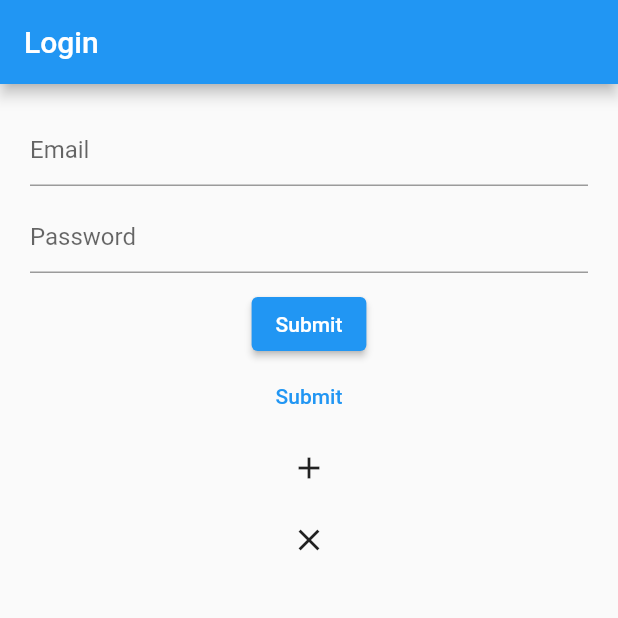
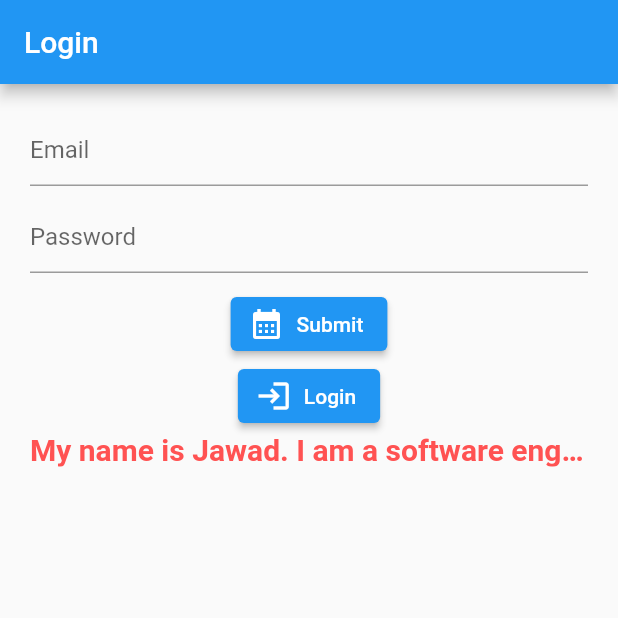
Before and after one commit to MuhammadJawad98/flutter-lessons, a Flutter app: the screen it shows after launch, after a tap on "Submit", on a phone screen of 412 x 824 dp, the top half of it. Run offline on Flutter 3.47's test engine with Material 2 defaults, Android fonts, the phone set to English and light mode, and no system bars.

Commit message:
custom widgets, if else conditions, functions, callbacks and private varibale, stateless and stateful widgets

```diff
--- a/lib/main.dart
+++ b/lib/main.dart
@@ -1,4 +1,6 @@
 import 'package:flutter/material.dart';
+import 'package:untitled6/widgets/custom_elevated_button.dart';
+import 'package:untitled6/widgets/custom_textfield.dart';
 
 void main() {
   runApp(const MyApp());
@@ -40,26 +42,88 @@ class MyFirstScreen extends StatelessWidget {
           padding: const EdgeInsets.all(20.0),
           child: Column(
             children: [
-               TextField(
-                  controller: emailController,
-                  decoration: InputDecoration(hintText: 'Email')),
+              CustomTextField(
+                controller: emailController,
+                hintText: 'Email',
+                onChanged: (val) {
+                  print('email: $val');
+                },
+              ),
               const SizedBox(height: 10),
-               TextField(
+              CustomTextField(
                   controller: passwordController,
-                  decoration: InputDecoration(hintText: 'Password')),
+                  hintText: 'Password',
+                  obsureText: true),
               const SizedBox(height: 10),
-              ElevatedButton(onPressed: () {
-                print('Email: ${emailController.text}');
-                print('Password: ${passwordController.text}');
-              }, child: const Text('Submit')),
-              TextButton(onPressed: (){}, child: Text('Submit')),
-              IconButton(onPressed: (){}, icon: Icon(Icons.add)),
-              CloseButton(),
-              //your task is to explore the scafold properties like appbar,
-              //body, bottomnavigation,floating button etc
-              // also you need to make a sign in and login screen
+              // Align(
+              //   alignment: Alignment.centerLeft,
+              //   child: ElevatedButton.icon(
+              //     onPressed: () {
+              //       print('Email: ${emailController.text}');
+              //       print('Password: ${passwordController.text}');
+              //     },
+              //     icon: Icon(Icons.home),
+              //     label: Text('Submit'),
+              //   ),
+              // ),
+              CustomElevatedButton(
+                  label: 'Submit',
+                  icon: const Icon(Icons.calendar_month),
+                  onTap: () {
+                    print('clicked.....');
+                  }),
+              CustomElevatedButton(
+                  label: 'Login',
+                  icon: const Icon(Icons.login),
+                  onTap: () {
+                    print('login.....');
+                  }),
+              const Text(
+                'My name is Jawad. I am a software engineer in Pakistan',
+                maxLines: 1,
+                overflow: TextOverflow.ellipsis,
+                style: TextStyle(fontSize: 20, fontWeight: FontWeight.bold,
+                color: Colors.redAccent),
+              ),
             ],
           ),
         ));
   }
 }
+
+class SecondScreen extends StatefulWidget {
+  const SecondScreen({Key? key}) : super(key: key);
+
+  @override
+  State<SecondScreen> createState() => _SecondScreenState();
+}
+
+class _SecondScreenState extends State<SecondScreen> {
+  int _counter = 0;
+
+  @override
+  Widget build(BuildContext context) {
+    print("i am here.........");
+    return Scaffold(
+      appBar: AppBar(),
+      body: Center(
+        child: Column(
+            mainAxisAlignment: MainAxisAlignment.center,
+            crossAxisAlignment: CrossAxisAlignment.center,
+            children: [
+              Text('sum = $_counter'),
+  _counter>=10  ? Text('I am greater or equal to 10')
+                  :
+  (_counter>=5 ? Text('greater than 5'):Text('Its less than 5')),
+              ElevatedButton(
+                  onPressed: () {
+                    setState(() {
+                      _counter++;
+                    });
+                  },
+                  child: const Text('Add'))
+            ]),
+      ),
+    );
+  }
+}
--- /dev/null
+++ b/lib/widgets/custom_elevated_button.dart
@@ -0,0 +1,18 @@
+import 'package:flutter/material.dart';
+
+class CustomElevatedButton extends StatelessWidget {
+  final String label;
+  final Icon icon;
+  // final Function() onTap;
+  final VoidCallback onTap;
+  const CustomElevatedButton({Key? key, required this.label, required this.icon, required this.onTap}) : super(key: key);
+
+  @override
+  Widget build(BuildContext context) {
+    return ElevatedButton.icon(
+      onPressed: onTap,
+      icon: icon,
+      label: Text(label),
+    );
+  }
+}
--- /dev/null
+++ b/lib/widgets/custom_textfield.dart
@@ -0,0 +1,24 @@
+import 'package:flutter/material.dart';
+import 'package:flutter/services.dart';
+
+class CustomTextField extends StatelessWidget {
+  final TextEditingController controller;
+  final String hintText;
+  final bool obsureText;
+  final Function(String)? onChanged;
+  const CustomTextField({Key? key, required this.controller,
+    required this.hintText, this.obsureText=false, this.onChanged}) : super(key: key);
+
+  @override
+  Widget build(BuildContext context) {
+    return TextField(
+        controller: controller,
+        obscureText: obsureText,
+        keyboardType: TextInputType.number,
+        inputFormatters: <TextInputFormatter>[
+          FilteringTextInputFormatter.digitsOnly
+        ], // Only numbers can be entered
+        decoration: InputDecoration(hintText: hintText),
+        onChanged: onChanged);
+  }
+}
```
